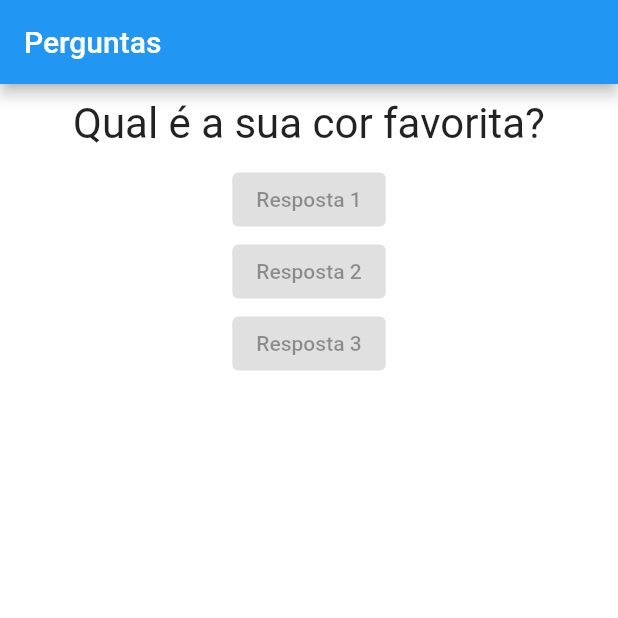
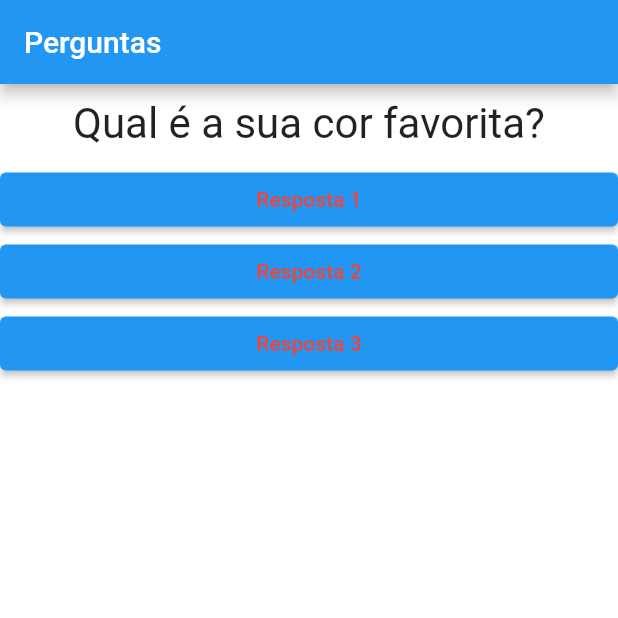
Before and after one commit to lucasSouzaWebDev/flutter-questions, a Flutter app: the screen it shows after launch, on a phone screen of 412 x 824 dp, the top half of it. Run offline on Flutter 3.47's test engine with Material 2 defaults, Android fonts, the phone set to English and light mode, and no system bars.

Commit message:
Added function param to answer widget.

```diff
--- a/lib/answer.dart
+++ b/lib/answer.dart
@@ -2,14 +2,22 @@ import 'package:flutter/material.dart';
 
 class Answer extends StatelessWidget {
   final String text;
+  final void Function() onSelected;
 
-  const Answer(this.text, {super.key});
+  const Answer(this.text, this.onSelected, {super.key});
 
   @override
   Widget build(BuildContext context) {
-    return ElevatedButton(
-      child: Text(text),
-      onPressed: null,
+    return Container(
+      width: double.infinity,
+      child: ElevatedButton(
+        style: ButtonStyle(
+          backgroundColor: MaterialStateProperty.all(Colors.blue),
+          foregroundColor: MaterialStateProperty.all(Colors.red)
+        ),
+        child: Text(text),
+        onPressed: onSelected,
+      ),
     );
   }
 }
--- a/lib/main.dart
+++ b/lib/main.dart
@@ -27,9 +27,9 @@ class _QuestionAppState extends State<QuestionApp> {
         body: Column(
           children: [
             Question(questions[_questionSelected]),
-            Answer('Resposta 1'),
-            Answer('Resposta 2'),
-            Answer('Resposta 3'),
+            Answer('Resposta 1', _answer),
+            Answer('Resposta 2', _answer),
+            Answer('Resposta 3', _answer),
           ],
         ),
         backgroundColor: Color(0xFFFFFFFF),
```
